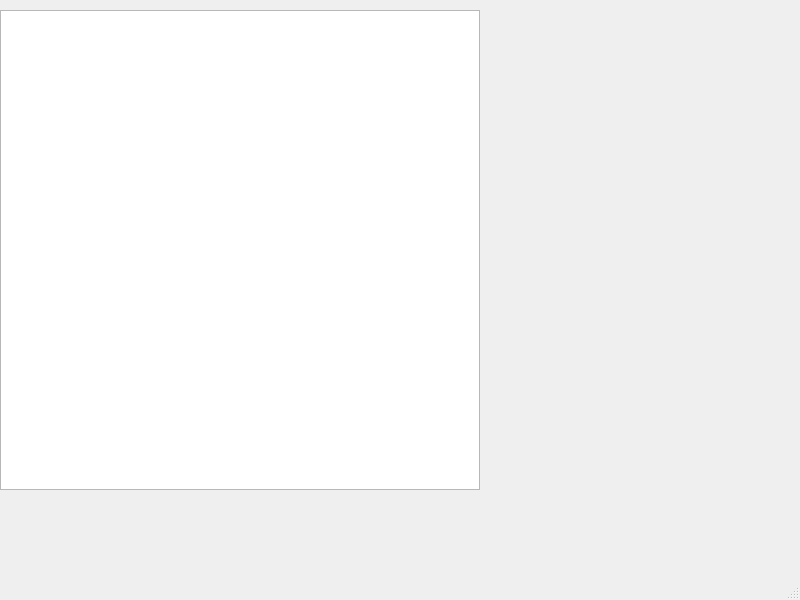
SimonKagstrom/maelir, file qt/mainwindow.ui: the form before one commit.
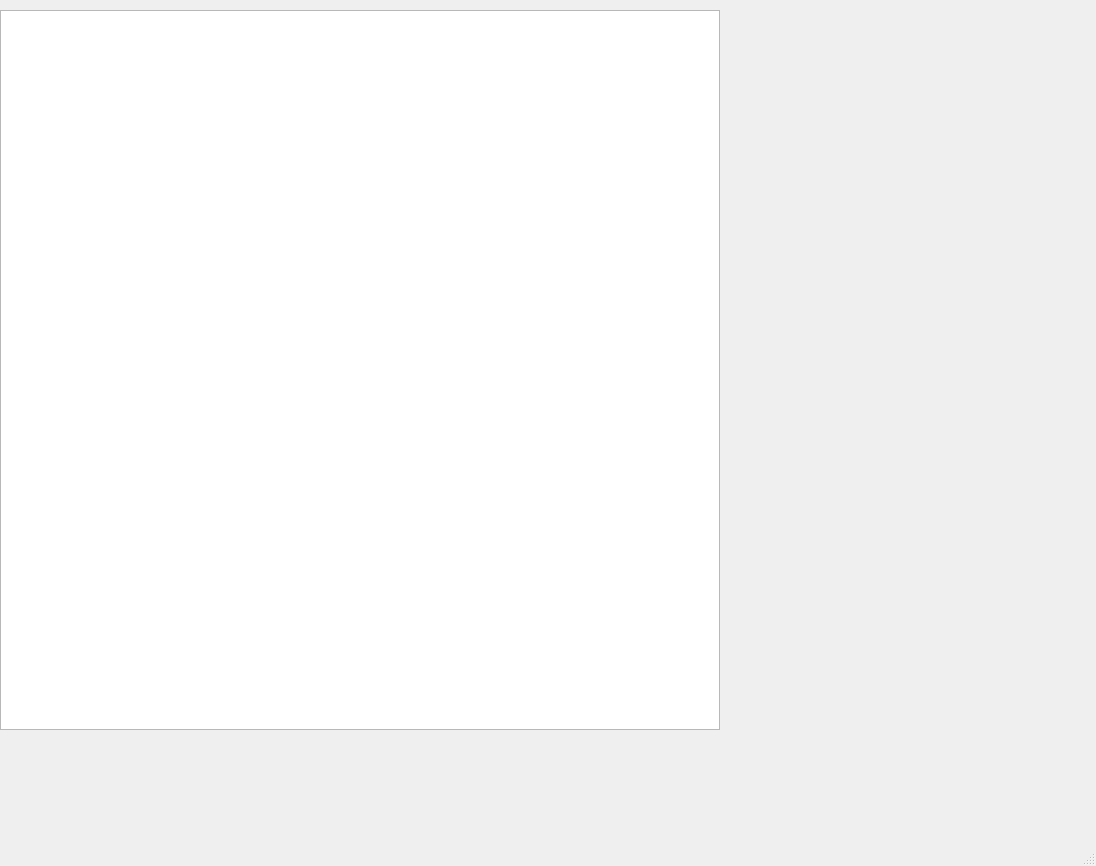
The form after the commit.

```diff
--- a/qt/mainwindow.ui
+++ b/qt/mainwindow.ui
@@ -6,8 +6,8 @@
    <rect>
     <x>0</x>
     <y>0</y>
-    <width>800</width>
-    <height>600</height>
+    <width>1096</width>
+    <height>866</height>
    </rect>
   </property>
   <property name="windowTitle">
@@ -19,8 +19,8 @@
      <rect>
       <x>0</x>
       <y>10</y>
-      <width>480</width>
-      <height>480</height>
+      <width>720</width>
+      <height>720</height>
      </rect>
     </property>
     <property name="verticalScrollBarPolicy">
```
Left out of the diff: 2 changed lines with no effect on the pictures.
